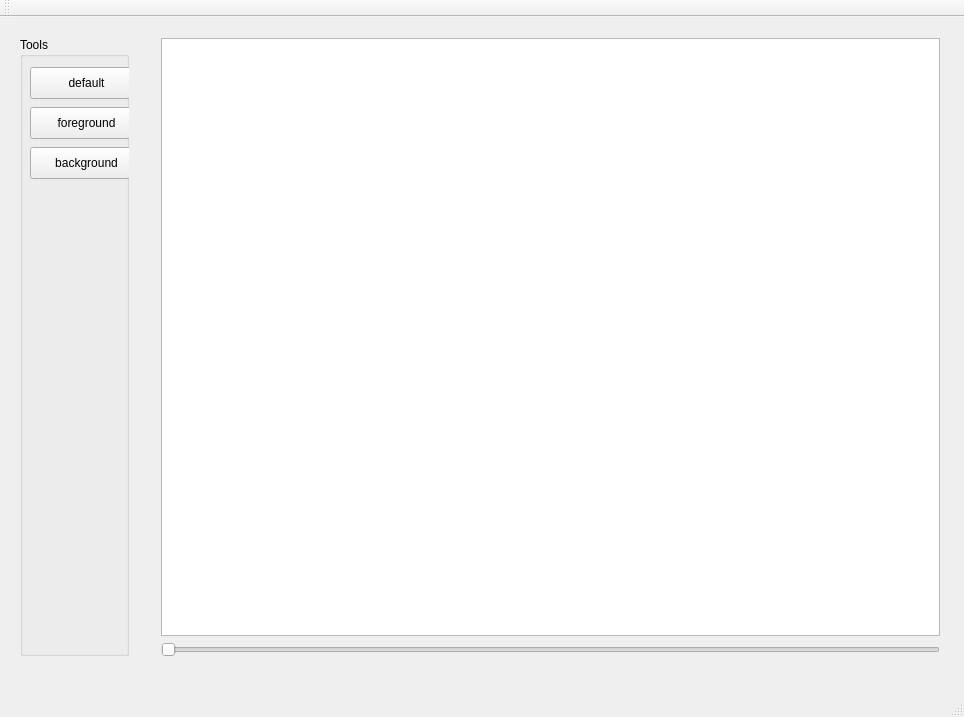
First picture: the form in video-snapcut-ui/video-snapcut/mainwindow.ui, repository lcchust/video-snapcut-1, before the edit.
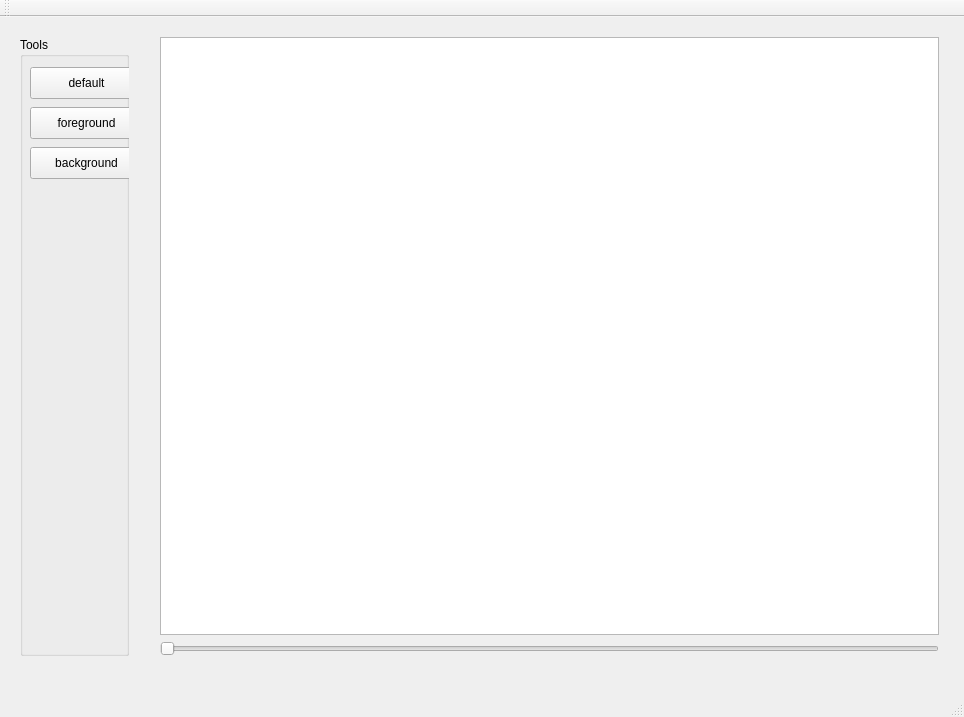
Second picture: the form after the edit.

```diff
--- a/video-snapcut-ui/video-snapcut/mainwindow.ui
+++ b/video-snapcut-ui/video-snapcut/mainwindow.ui
@@ -87,19 +87,15 @@
    <widget class="QWidget" name="verticalLayoutWidget">
     <property name="geometry">
      <rect>
-      <x>150</x>
-      <y>10</y>
+      <x>149</x>
+      <y>9</y>
       <width>801</width>
       <height>641</height>
      </rect>
     </property>
     <layout class="QVBoxLayout" name="verticalLayout">
      <item>
-      <layout class="QVBoxLayout" name="verticalLayout_2">
-       <item>
-        <widget class="QGraphicsView" name="graphicsView"/>
-       </item>
-      </layout>
+      <widget class="QGraphicsView" name="drawView"/>
      </item>
      <item>
       <widget class="QSlider" name="horizontalSlider">
```
Left out of the diff: 13 changed lines with no effect on the pictures.
